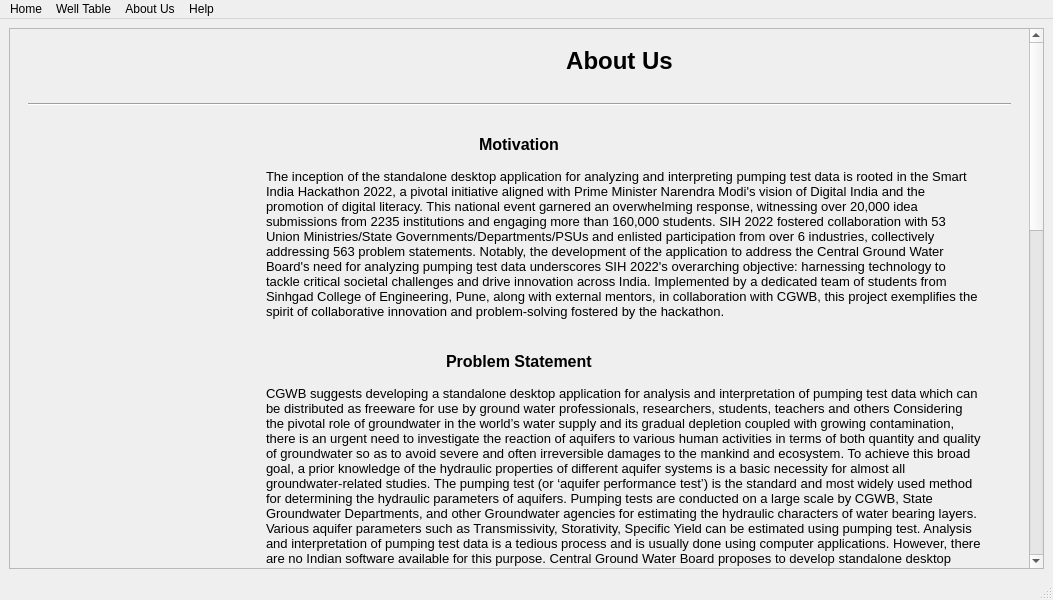
Before: the Qt Designer form about_us.ui in dhairyashil-G/CGWB-Desktop-App, drawn with Qt 5.
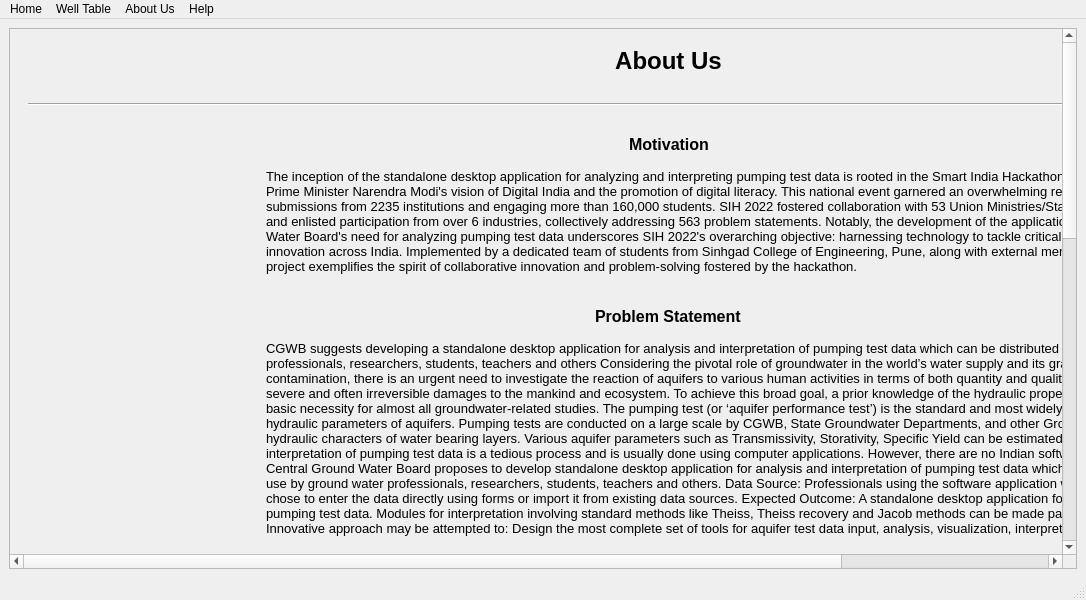
After: the same form once the commit is applied. Icons and pictures are not drawn.

Commit message: Ui changes on top bar

The edit to the form file:
```diff
--- a/about_us.ui
+++ b/about_us.ui
@@ -6,7 +6,7 @@
    <rect>
     <x>0</x>
     <y>0</y>
-    <width>1053</width>
+    <width>1086</width>
     <height>600</height>
    </rect>
   </property>
@@ -24,9 +24,9 @@
        <property name="geometry">
         <rect>
          <x>0</x>
-         <y>-177</y>
-         <width>1016</width>
-         <height>1575</height>
+         <y>0</y>
+         <width>1318</width>
+         <height>1469</height>
         </rect>
        </property>
        <layout class="QVBoxLayout" name="verticalLayout_2">
@@ -34,12 +34,15 @@
          <widget class="QWidget" name="widget" native="true">
           <property name="minimumSize">
            <size>
-            <width>500</width>
+            <width>1300</width>
             <height>0</height>
            </size>
           </property>
+          <property name="styleSheet">
+           <string notr="true"/>
+          </property>
           <layout class="QHBoxLayout" name="horizontalLayout_3">
-           <item>
+           <item alignment="Qt::AlignLeft">
             <widget class="QLabel" name="label_20">
              <property name="minimumSize">
               <size>
@@ -67,17 +70,7 @@
              </property>
             </widget>
            </item>
-           <item>
-            <widget class="QWidget" name="widget_12" native="true">
-             <property name="minimumSize">
-              <size>
-               <width>350</width>
-               <height>0</height>
-              </size>
-             </property>
-            </widget>
-           </item>
-           <item>
+           <item alignment="Qt::AlignHCenter">
             <widget class="QLabel" name="label_2">
              <property name="minimumSize">
               <size>
@@ -109,17 +102,7 @@
              </property>
             </widget>
            </item>
-           <item>
-            <widget class="QWidget" name="widget_13" native="true">
-             <property name="minimumSize">
-              <size>
-               <width>150</width>
-               <height>0</height>
-              </size>
-             </property>
-            </widget>
-           </item>
-           <item>
+           <item alignment="Qt::AlignRight">
             <widget class="QLabel" name="label">
              <property name="minimumSize">
               <size>
@@ -772,7 +755,7 @@
     <rect>
      <x>0</x>
      <y>0</y>
-     <width>1053</width>
+     <width>1086</width>
      <height>21</height>
     </rect>
    </property>
```
The commit also changes 1 other file.
